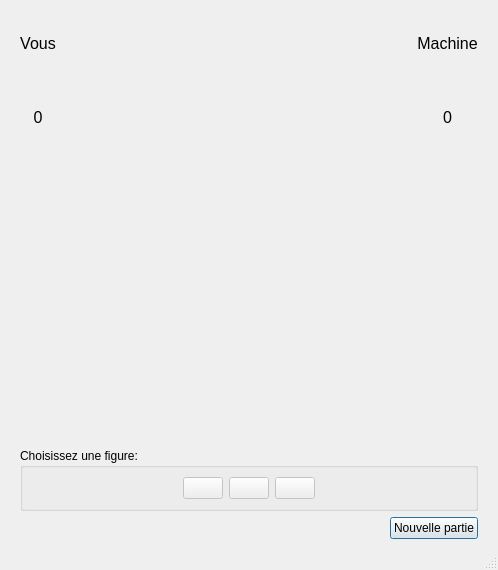
Qt form chifoumi.ui (samuelhentrics/Chifoumi) before a commit.
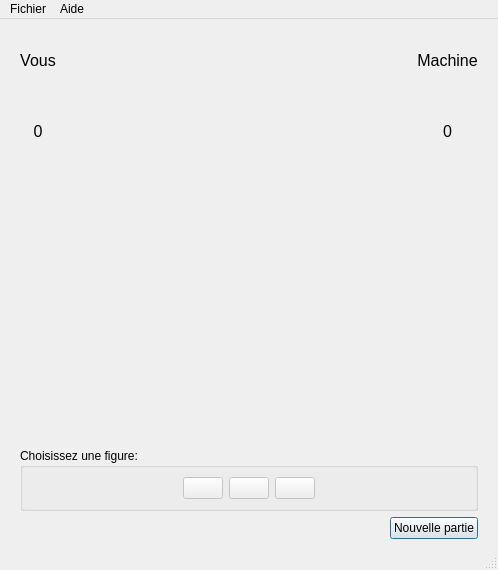
The same form after that commit. Icons and pictures are not drawn.

Commit message: Ajout Barre Menus Fichier et Aide

```diff
--- a/chifoumi.ui
+++ b/chifoumi.ui
@@ -398,6 +398,20 @@
      <height>26</height>
     </rect>
    </property>
+   <widget class="QMenu" name="menuFichier">
+    <property name="title">
+     <string>Fichier</string>
+    </property>
+    <addaction name="actionQuitter"/>
+   </widget>
+   <widget class="QMenu" name="menuAide">
+    <property name="title">
+     <string>Aide</string>
+    </property>
+    <addaction name="actionA_propos_de"/>
+   </widget>
+   <addaction name="menuFichier"/>
+   <addaction name="menuAide"/>
   </widget>
   <widget class="QStatusBar" name="statusbar"/>
  </widget>
```
Left out of the diff: 16 changed lines with no effect on the pictures. The commit also changes 7 other files.
